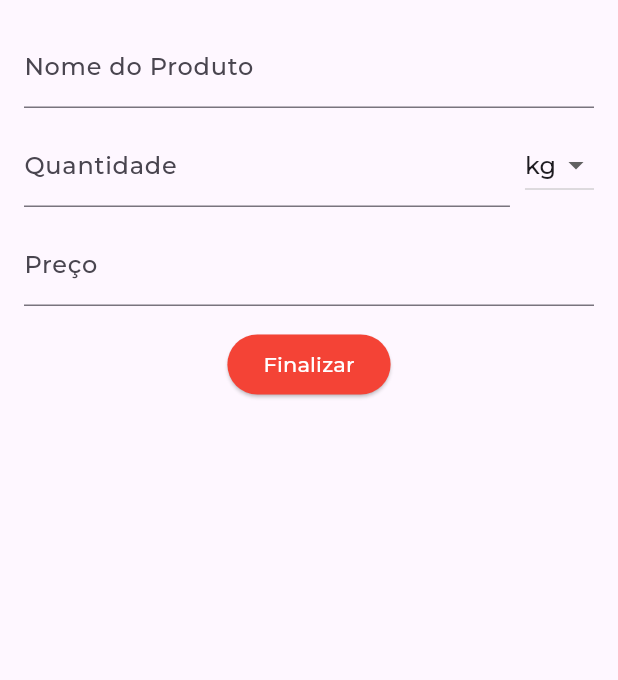
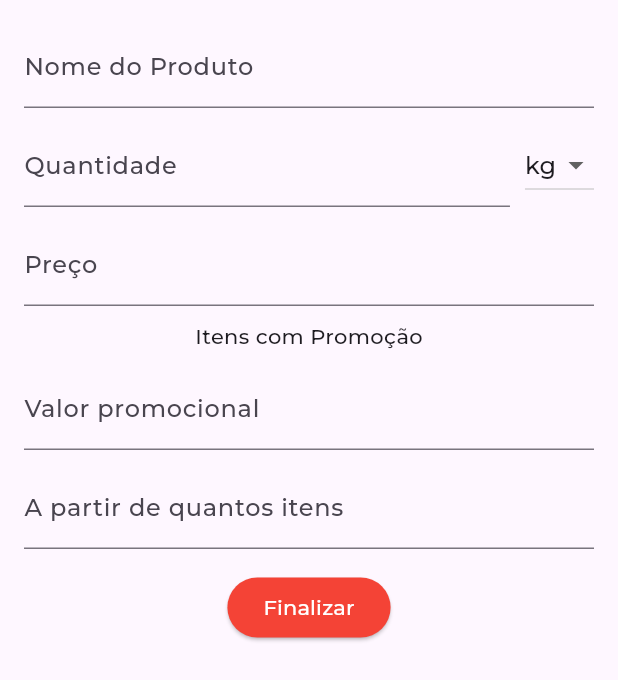
Before and after one commit to BHM871/cadinho, a Flutter app: the ItemBottomSheet widget shown alone on an empty page, opened directly with empty values, after a tap on "Finalizar", on a phone screen of 412 x 824 dp. Shown: the top 680 px of the screen. Run offline on Flutter 3.47's test engine with Material 3 defaults, Android fonts, the light colour scheme and no system bars; our stand-ins replace sqflite; accounts and stored records are empty; project files that could hold a hidden picture were left out.

Commit message:
chore: adicionando promoções

```diff
--- a/lib/config/database_config.dart
+++ b/lib/config/database_config.dart
@@ -60,10 +60,10 @@ class DatabaseConfig {
     await db.execute("""CREATE TABLE Item (
       id            INTEGER PRIMARY KEY,
       titulo        TEXT    CHECK(LENGTH(titulo) <= 100)                    NOT NULL,
-      valor         REAL    CHECK(valor > 0 AND valor <= 500)               DEFAULT 1,
+      valor         REAL    CHECK(valor > 0 AND valor <= 10000)               DEFAULT 1,
       quantidade    REAL    CHECK(quantidade > 0)                           NOT NULL DEFAULT 1,
       unidade       TEXT    CHECK(unidade IN('kg', 'lt', 'un'))             NOT NULL DEFAULT 'kg',
-      promocional   REAL    CHECK(promocional > 0 AND promocional <= valor),
+      promocional   REAL    CHECK(promocional > 0 AND promocional <= 10000),
       qt_promocao   INTEGER CHECK(qt_promocao > 1),
       id_lista      INTEGER CHECK(id_lista > 0)                             NOT NULL,
       FOREIGN KEY(id_lista) REFERENCES Lista(id) ON DELETE CASCADE
--- a/lib/domain/item.dart
+++ b/lib/domain/item.dart
@@ -22,6 +22,23 @@ class Item {
     required this.idLista,
     this.lista
   });
+
+  double getValorTotal() {
+    double out = 0;
+    var val = valor ?? 1;
+    var qtNormal = quantidade;
+
+    if (promocional != null && qtPromocao != null) {
+      var promocionalQuantidade = (quantidade / qtPromocao!).toInt();
+      qtNormal = quantidade % qtPromocao!;
+
+      out += promocional! * promocionalQuantidade;
+    }
+
+    out += qtNormal * val;
+
+    return out;
+  }
 
   Map<String, Object?> toMap() {
     var map = <String, Object?> {};
--- a/lib/pages/widgets/item_bottom_sheet.dart
+++ b/lib/pages/widgets/item_bottom_sheet.dart
@@ -25,6 +25,8 @@ class _ItemBottomSheetState extends State<ItemBottomSheet> {
   final _nomeController = TextEditingController();
   final _quantidadeController = TextEditingController();
   final _valorController = TextEditingController();
+  final _promocionalController = TextEditingController();
+  final _qtPromocaoController = TextEditingController();
   String _unidade = ItemUnidade.kg.name;
 
   @override
@@ -32,12 +34,14 @@ class _ItemBottomSheetState extends State<ItemBottomSheet> {
     super.initState();
 
     _nomeController.text = widget.item?.titulo ?? '';
-    _quantidadeController.text = widget.item?.quantidade.toString() ?? '';
-    _valorController.text = widget.item?.valor.toString() ?? '';
+    _quantidadeController.text = widget.item?.quantidade.toString().replaceAll(".", ",") ?? '';
+    _valorController.text = widget.item?.valor.toString().replaceAll(".", ",") ?? '';
+    _promocionalController.text = widget.item?.promocional?.toString().replaceAll(".", ",") ?? '';
+    _qtPromocaoController.text = widget.item?.qtPromocao?.toString().replaceAll(".", ",") ?? '';
     _unidade = widget.item?.unidade.name ?? ItemUnidade.kg.name;
   }
 
-  void _click() {
+  void _click() async {
     if (_nomeController.text.trim().isEmpty || _quantidadeController.text.trim().isEmpty) {
       return;
     }
@@ -46,10 +50,66 @@ class _ItemBottomSheetState extends State<ItemBottomSheet> {
       return;
     }
 
+    if (_valorController.text.contains(",")) {
+      _valorController.text = _valorController.text
+          .replaceAll(",", ".");
+    }
+
+    if (_quantidadeController.text.contains(",")) {
+      _quantidadeController.text = _quantidadeController.text
+          .replaceAll(",", ".");
+    }
+
     final quantidade = double.tryParse(_quantidadeController.text);
     final preco = double.tryParse(_valorController.text);
     if (quantidade == null) return;
     if (widget.lista.status == ListaStatus.emCurso && preco == null) return;
+
+    if (_promocionalController.text.contains(",")) {
+      _promocionalController.text = _promocionalController.text
+        .replaceAll(",", ".");
+    }
+
+    double? promocional = double.tryParse(_promocionalController.text);
+    int? qtPromocao = int.tryParse(_qtPromocaoController.text);
+
+    if (promocional != null) {
+      if (qtPromocao == null || qtPromocao <= 1) return;
+
+      if (quantidade % qtPromocao != 0) {
+        bool? stop = await showDialog<bool>(
+          context: context,
+          builder: (builder) {
+            return AlertDialog(
+              title: const Text('Atenção'),
+              content: Column(
+                mainAxisSize: MainAxisSize.min,
+                crossAxisAlignment: CrossAxisAlignment.start,
+                children: [
+                  const Text('Você não pegou itens suficientes para ganhar promoção'),
+                  const SizedBox(height: 15,),
+                  Text('Pegue mais ${quantidade % qtPromocao} itens para pagar o valor promocional.'),
+                  const SizedBox(height: 15,),
+                  const Text('Deseja pegar mais ou menos itens?'),
+                ],
+              ),
+              actions: [
+                TextButton(
+                  onPressed: () => Navigator.pop(context, true),
+                  child: Text('Sim'),
+                ),
+                TextButton(
+                  onPressed: () => Navigator.pop(context, false),
+                  child: Text('Não'),
+                ),
+              ],
+            );
+          },
+        );
+
+        if (stop != null && stop) return;
+      }
+    }
 
     Item? item = Item(
       id: widget.item?.id,
@@ -57,6 +117,8 @@ class _ItemBottomSheetState extends State<ItemBottomSheet> {
       quantidade: quantidade,
       unidade: ItemUnidade.by(_unidade),
       valor: preco,
+      promocional: promocional,
+      qtPromocao: qtPromocao,
       idLista: widget.lista.id!,
     );
 
@@ -130,6 +192,28 @@ class _ItemBottomSheetState extends State<ItemBottomSheet> {
                 controller: _valorController,
                 decoration: const InputDecoration(labelText: 'Preço'),
                 keyboardType: const TextInputType.numberWithOptions(decimal: true),
+                textInputAction: TextInputAction.next,
+                onEditingComplete: () {
+                  FocusScope.of(context).nextFocus();
+                },
+              ),
+              const SizedBox(height: 10),
+              const Text('Itens com Promoção'),
+              const SizedBox(height: 10),
+              TextField(
+                controller: _promocionalController,
+                decoration: const InputDecoration(labelText: 'Valor promocional'),
+                keyboardType: const TextInputType.numberWithOptions(decimal: true),
+                textInputAction: TextInputAction.next,
+                onEditingComplete: () {
+                  FocusScope.of(context).nextFocus();
+                },
+              ),
+              const SizedBox(height: 10),
+              TextField(
+                controller: _qtPromocaoController,
+                decoration: const InputDecoration(labelText: 'A partir de quantos itens'),
+                keyboardType: const TextInputType.numberWithOptions(decimal: false),
                 textInputAction: TextInputAction.done,
               ),
               const SizedBox(height: 15),
```
Also changed, not shown: lib/pages/lista_detalhe_page.dart (+5 -5 lines).
